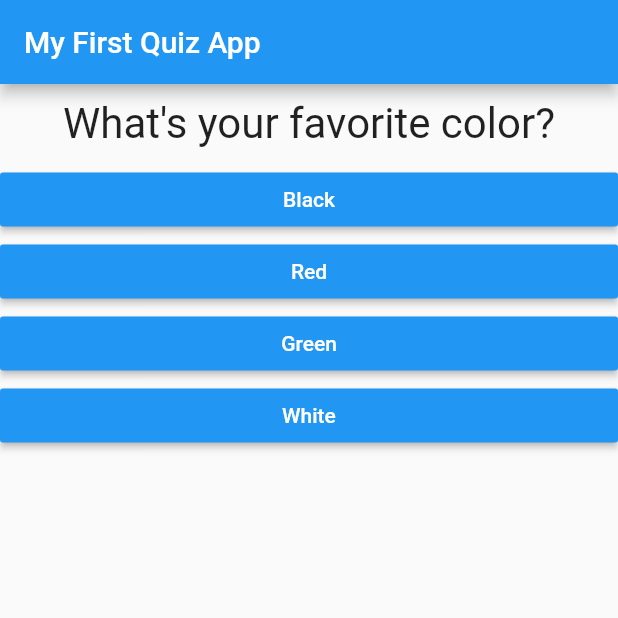
After one commit to ahmloutfy/quiz-app, a Flutter app: the screen it shows after launch, on a phone screen of 412 x 824 dp, the top half of it. The commit adds this screen. Run offline on Flutter 3.47's test engine with Material 2 defaults, Android fonts, the phone set to English and light mode, and no system bars.

Commit message:
adding restart quiz option and score screen

```diff
--- a/lib/main.dart
+++ b/lib/main.dart
@@ -1,7 +1,7 @@
 import 'package:flutter/material.dart';
 
-import './question.dart';
-import './answer.dart';
+import './quiz.dart';
+import './result.dart';
 
 void main() => runApp(MyApp());
 
@@ -13,28 +13,53 @@ class MyApp extends StatefulWidget {
 }
 
 class _MyAppState extends State<MyApp> {
-  final questions = const [
+  final _questions = const [
     {
       'question': 'What\'s your favorite color?',
-      'answers': ['Black', 'Red', 'Green', 'White'],
+      'answers': [
+        {'text': 'Black', 'score': 10},
+        {'text': 'Red', 'score': 5},
+        {'text': 'Green', 'score': 3},
+        {'text': 'White', 'score': 1},
+      ],
     },
     {
       'question': 'What\'s your favorite animal?',
-      'answers': ['Rabbit', 'Snake', 'Elephant', 'Lion'],
+      'answers': [
+        {'text': 'Rabbit', 'score': 10},
+        {'text': 'Snake', 'score': 5},
+        {'text': 'Elephant', 'score': 3},
+        {'text': 'Lion', 'score': 1},
+      ],
     },
     {
       'question': 'What\'s your favorite instructor?',
-      'answers': ['Max', 'Max', 'Max', 'Max'],
+      'answers': [
+        {'text': 'Max', 'score': 1},
+        {'text': 'Max', 'score': 1},
+        {'text': 'Max', 'score': 1},
+        {'text': 'Max', 'score': 1},
+      ],
     },
   ];
 
   int _questionIndex = 0;
+  int _totalScore = 0;
 
-  void _answerQuestion() {
-    if (_questionIndex < questions.length)
+  void _answerQuestion(int score) {
+    if (_questionIndex < _questions.length) {
+      _totalScore += score;
       setState(() {
         _questionIndex++;
       });
+    }
+  }
+
+  void _resetQuiz() {
+    setState(() {
+      _totalScore = 0;
+      _questionIndex = 0;
+    });
   }
 
   @override
@@ -44,20 +69,12 @@ class _MyAppState extends State<MyApp> {
         appBar: AppBar(
           title: Text('My First Quiz App'),
         ),
-        body: _questionIndex < questions.length
-            ? Column(
-                children: [
-                  Question(
-                    questions[_questionIndex]['question'],
-                  ),
-                  ...(questions[_questionIndex]['answers'] as List<String>)
-                      .map((answer) => Answer(_answerQuestion, answer))
-                      .toList()
-                ],
-              )
-            : Center(
-                child: Text('You did it!'),
-              ),
+        body: _questionIndex < _questions.length
+            ? Quiz(
+                answerQuestion: _answerQuestion,
+                questions: _questions,
+                questionIndex: _questionIndex)
+            : Result(_totalScore, _resetQuiz),
       ),
     );
   }
--- /dev/null
+++ b/lib/quiz.dart
@@ -0,0 +1,31 @@
+import 'package:flutter/material.dart';
+
+import './question.dart';
+import './answer.dart';
+
+class Quiz extends StatelessWidget {
+  final List<Map<String, Object>> questions;
+  final int questionIndex;
+  final Function answerQuestion;
+
+  Quiz({
+    @required this.answerQuestion,
+    @required this.questions,
+    @required this.questionIndex,
+  });
+
+  @override
+  Widget build(BuildContext context) {
+    return Column(
+      children: [
+        Question(
+          questions[questionIndex]['question'],
+        ),
+        ...(questions[questionIndex]['answers'] as List<Map<String, Object>>)
+            .map((answer) =>
+                Answer(() => answerQuestion(answer['score']), answer['text']))
+            .toList()
+      ],
+    );
+  }
+}
```
Also changed, not shown: lib/result.dart (added, +39 -0 lines).
